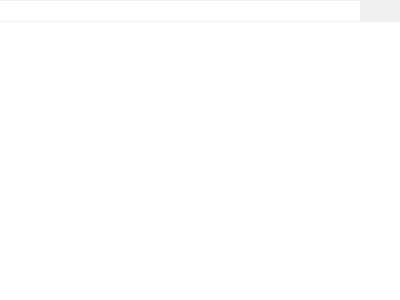
First picture: the form in manuskript/ui/search_ui.ui, repository olivierkes/manuskript, before the edit.
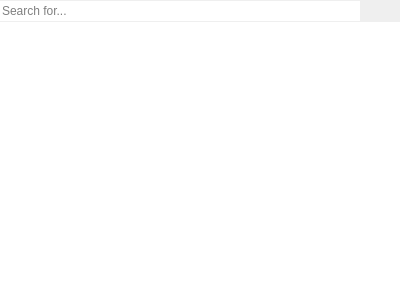
Second picture: the form after the edit. Icons and pictures are not drawn.

```diff
--- a/manuskript/ui/search_ui.ui
+++ b/manuskript/ui/search_ui.ui
@@ -36,9 +36,15 @@
      </property>
      <item>
       <widget class="QLineEdit" name="text">
+       <property name="inputMask">
+        <string/>
+       </property>
        <property name="frame">
         <bool>false</bool>
        </property>
+       <property name="placeholderText">
+        <string>Search for...</string>
+       </property>
        <property name="clearButtonEnabled">
         <bool>true</bool>
        </property>
```
